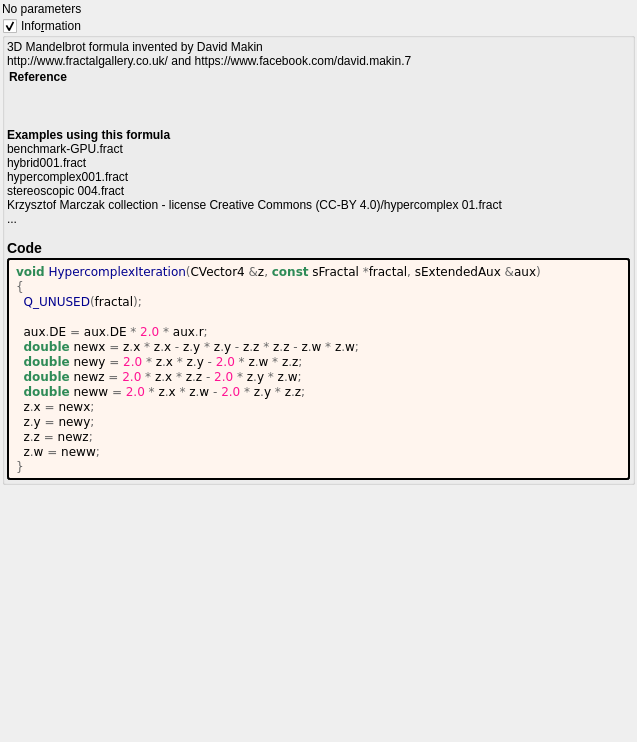
buddhi1980/mandelbulber2, file mandelbulber2/formula/ui/hypercomplex.ui: the form before one commit.
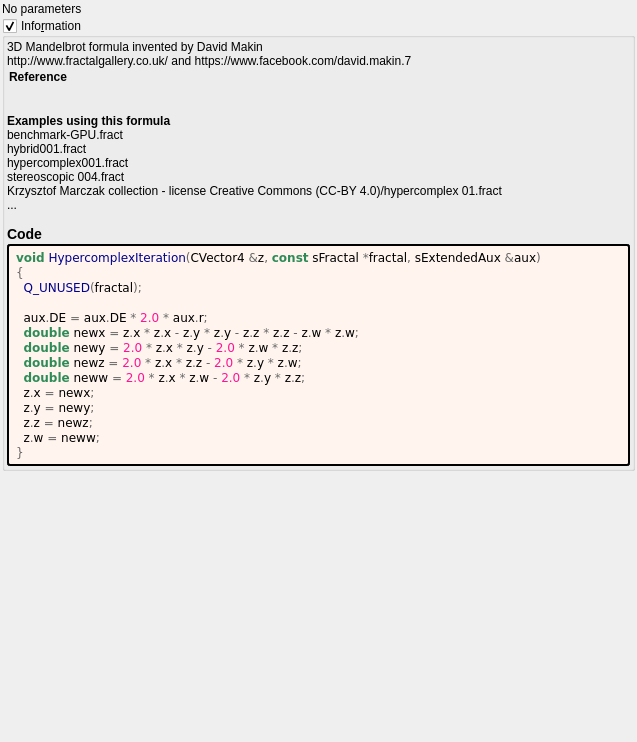
The form after the commit. Custom widgets are drawn as their Qt base class.

What changed in the file:
```diff
--- a/mandelbulber2/formula/ui/hypercomplex.ui
+++ b/mandelbulber2/formula/ui/hypercomplex.ui
@@ -69,7 +69,6 @@
          <string notr="true">&lt;p&gt;3D Mandelbrot formula invented by David Makin&lt;br&gt;http://www.fractalgallery.co.uk/ and https://www.facebook.com/david.makin.7&lt;/p&gt;&lt;table&gt;
 &lt;tr&gt;&lt;th&gt;Reference&lt;/th&gt;&lt;td&gt;&lt;a href=&quot;&quot;&gt;&lt;br&gt;
 &lt;a href=&quot;&quot;&gt;&lt;br&gt;
-&lt;a href=&quot;&quot;&gt;&lt;br&gt;
 &lt;/td&gt;&lt;/tr&gt;
 &lt;/table&gt;
 &lt;br&gt;&lt;b&gt;Examples using this formula&lt;/b&gt;&lt;br&gt;benchmark-GPU.fract&lt;br&gt;hybrid001.fract&lt;br&gt;hypercomplex001.fract&lt;br&gt;stereoscopic 004.fract&lt;br&gt;Krzysztof Marczak collection - license Creative Commons (CC-BY 4.0)/hypercomplex 01.fract&lt;br&gt;...&lt;h3&gt;Code&lt;/h3&gt;</string>
```
